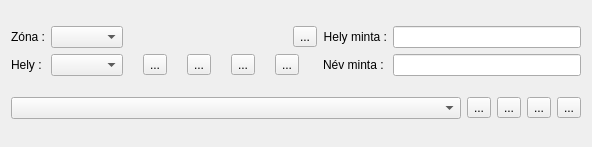
First picture: the form in lv2g/rplace_ed.ui, repository csikfer/lanview2, before the edit.
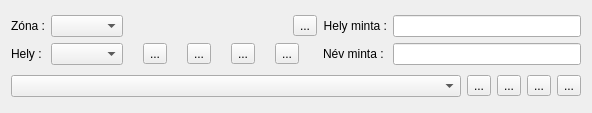
Second picture: the form after the edit. Icons and pictures are not drawn.

```diff
--- a/lv2g/rplace_ed.ui
+++ b/lv2g/rplace_ed.ui
@@ -7,7 +7,7 @@
     <x>0</x>
     <y>0</y>
     <width>592</width>
-    <height>147</height>
+    <height>113</height>
    </rect>
   </property>
   <property name="windowTitle">
```
